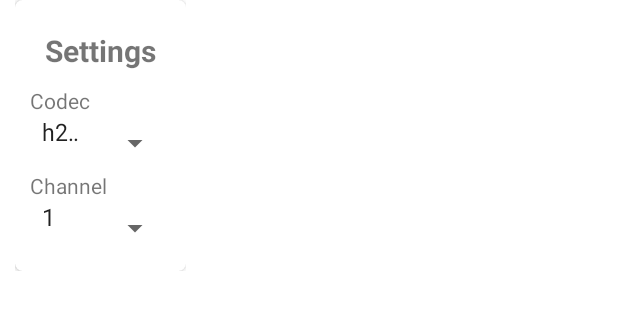
After one commit to gehee/FPVue_android, an Android app: the layout settings.xml on its own in the app's theme, with its tools: preview values and no code run, on a phone screen of 412 x 824 dp. The commit adds this screen. Shown: the top 310 px of the screen. Run offline under Robolectric (Android 15) with nearby library versions, the phone set to English and light mode, and no system bars.

Commit message:
Add support for h264; add settings screen.

```diff
--- a/app/build.gradle.kts
+++ b/app/build.gradle.kts
@@ -51,10 +51,12 @@ dependencies {
     implementation(project(":app:wfbngrtl8812"))
     implementation(libs.ui.graphics.android)
     implementation(project(":app:mavlink"))
+    implementation(libs.cardview)
 
     testImplementation(libs.junit)
     androidTestImplementation(libs.ext.junit)
     androidTestImplementation(libs.espresso.core)
 
+
     implementation(project(":app:videonative"))
 }
--- /dev/null
+++ b/app/src/main/java/com/geehe/fpvue/SettingsChanged.java
@@ -0,0 +1,6 @@
+package com.geehe.fpvue;
+
+public interface SettingsChanged {
+    void onChannelSettingChanged(final int channel);
+    void onCodecSettingChanged(final String codec);
+}
--- /dev/null
+++ b/app/src/main/res/drawable/baseline_settings_24.xml
@@ -0,0 +1,5 @@
+<vector xmlns:android="http://schemas.android.com/apk/res/android" android:height="24dp" android:tint="#FFFFFF" android:viewportHeight="24" android:viewportWidth="24" android:width="24dp">
+
+    <path android:fillColor="@android:color/white" android:pathData="M19.14,12.94c0.04,-0.3 0.06,-0.61 0.06,-0.94c0,-0.32 -0.02,-0.64 -0.07,-0.94l2.03,-1.58c0.18,-0.14 0.23,-0.41 0.12,-0.61l-1.92,-3.32c-0.12,-0.22 -0.37,-0.29 -0.59,-0.22l-2.39,0.96c-0.5,-0.38 -1.03,-0.7 -1.62,-0.94L14.4,2.81c-0.04,-0.24 -0.24,-0.41 -0.48,-0.41h-3.84c-0.24,0 -0.43,0.17 -0.47,0.41L9.25,5.35C8.66,5.59 8.12,5.92 7.63,6.29L5.24,5.33c-0.22,-0.08 -0.47,0 -0.59,0.22L2.74,8.87C2.62,9.08 2.66,9.34 2.86,9.48l2.03,1.58C4.84,11.36 4.8,11.69 4.8,12s0.02,0.64 0.07,0.94l-2.03,1.58c-0.18,0.14 -0.23,0.41 -0.12,0.61l1.92,3.32c0.12,0.22 0.37,0.29 0.59,0.22l2.39,-0.96c0.5,0.38 1.03,0.7 1.62,0.94l0.36,2.54c0.05,0.24 0.24,0.41 0.48,0.41h3.84c0.24,0 0.44,-0.17 0.47,-0.41l0.36,-2.54c0.59,-0.24 1.13,-0.56 1.62,-0.94l2.39,0.96c0.22,0.08 0.47,0 0.59,-0.22l1.92,-3.32c0.12,-0.22 0.07,-0.47 -0.12,-0.61L19.14,12.94zM12,15.6c-1.98,0 -3.6,-1.62 -3.6,-3.6s1.62,-3.6 3.6,-3.6s3.6,1.62 3.6,3.6S13.98,15.6 12,15.6z"/>
+
+</vector>
--- /dev/null
+++ b/app/src/main/res/layout/settings.xml
@@ -0,0 +1,61 @@
+<?xml version="1.0" encoding="utf-8"?>
+<LinearLayout xmlns:android="http://schemas.android.com/apk/res/android"
+    xmlns:app="http://schemas.android.com/apk/res-auto"
+    android:layout_width="wrap_content"
+    android:layout_height="wrap_content"
+    android:paddingLeft="10dp"
+    android:paddingRight="10dp"
+    android:gravity="center">
+
+    <androidx.cardview.widget.CardView
+        android:layout_width="match_parent"
+        android:layout_height="wrap_content"
+        app:cardCornerRadius="5dp">
+
+        <LinearLayout
+            android:padding="10dp"
+            android:layout_width="match_parent"
+            android:layout_height="match_parent"
+            android:orientation="vertical">
+
+            <TextView
+                android:id="@+id/titleText"
+                android:layout_width="wrap_content"
+                android:layout_height="wrap_content"
+                android:layout_gravity="center"
+                android:padding="10dp"
+                android:text="Settings"
+                android:textSize="20sp"
+                android:textStyle="bold" />
+
+
+            <TextView
+                android:id="@+id/textView"
+                android:layout_width="match_parent"
+                android:layout_height="wrap_content"
+                android:text="Codec" />
+
+            <Spinner
+                android:id="@+id/spCodec"
+                android:layout_width="match_parent"
+                android:layout_height="wrap_content"
+                android:entries="@array/codecs"
+                android:paddingBottom="15dp" />
+
+            <TextView
+                android:id="@+id/textView2"
+                android:layout_width="match_parent"
+                android:layout_height="wrap_content"
+                android:text="Channel" />
+
+            <Spinner
+                android:id="@+id/spChannel"
+                android:layout_width="match_parent"
+                android:layout_height="wrap_content"
+                android:entries="@array/channels"
+                android:paddingBottom="15dp" />
+
+        </LinearLayout>
+
+    </androidx.cardview.widget.CardView>
+</LinearLayout>
--- a/app/src/main/res/values/strings.xml
+++ b/app/src/main/res/values/strings.xml
@@ -1,5 +1,9 @@
 <resources>
     <string name="app_name">FPVue Alpha 0.15.1</string>
+    <string-array name="codecs">
+        <item>h265</item>
+        <item>h264</item>
+    </string-array>
     <string-array name="channels">
         <item>1</item>
         <item>2</item>
--- a/gradle/libs.versions.toml
+++ b/gradle/libs.versions.toml
@@ -1,5 +1,6 @@
 [versions]
 agp = "8.3.1"
+cardview = "1.0.0"
 junit = "4.13.2"
 junitVersion = "1.1.5"
 espressoCore = "3.5.1"
@@ -10,6 +11,7 @@ preference = "1.2.1"
 uiGraphicsAndroid = "1.6.5"
 
 [libraries]
+cardview = { module = "androidx.cardview:cardview", version.ref = "cardview" }
 junit = { group = "junit", name = "junit", version.ref = "junit" }
 ext-junit = { group = "androidx.test.ext", name = "junit", version.ref = "junitVersion" }
 espresso-core = { group = "androidx.test.espresso", name = "espresso-core", version.ref = "espressoCore" }
```
Also changed, not shown: app/src/main/AndroidManifest.xml (+6 -7 lines), app/src/main/java/com/geehe/fpvue/PopUpSettings.java (added, +95 -0 lines), app/src/main/java/com/geehe/fpvue/VideoActivity.java (+57 -44 lines), app/src/main/res/layout/activity_video.xml (+24 -29 lines), app/videonative/src/main/java/com/geehe/videonative/VideoPlayer.java (+14 -9 lines), 7 other files.
